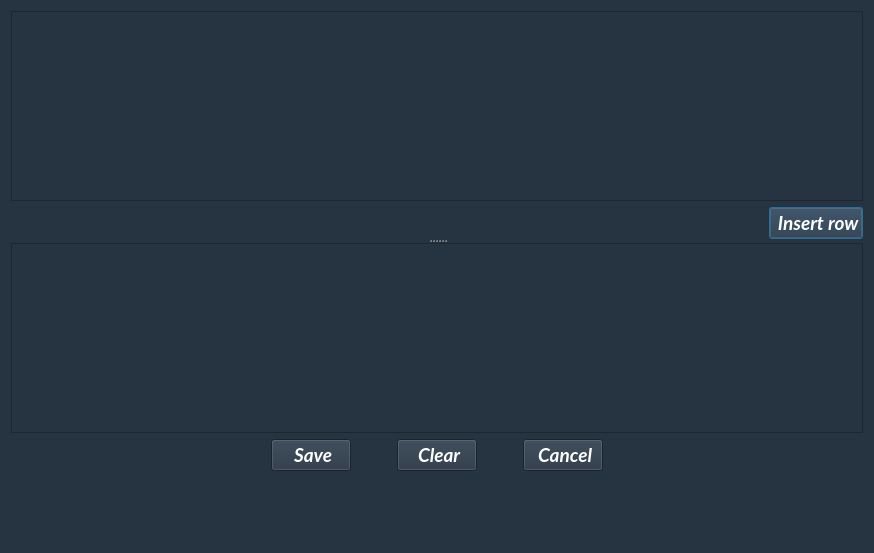
Before: the Qt Designer form dialoginsertionremi.ui in LouisVraie/dbManagerApp, drawn with Qt 5.
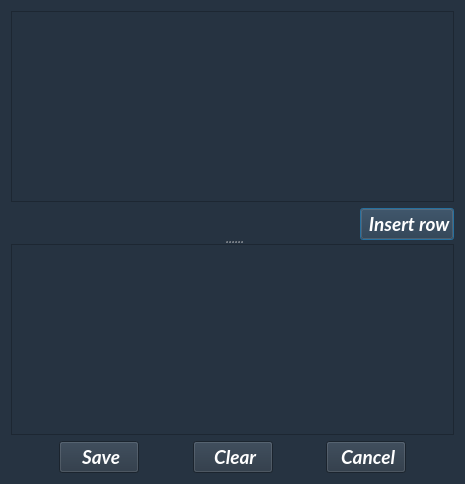
After: the same form once the commit is applied. Icons and pictures are not drawn.

Commit message: ajout et modif splitter mainwindow.ui et dialoginsertionremi.ui

```diff
--- a/dialoginsertionremi.ui
+++ b/dialoginsertionremi.ui
@@ -6,8 +6,8 @@
    <rect>
     <x>0</x>
     <y>0</y>
-    <width>870</width>
-    <height>553</height>
+    <width>465</width>
+    <height>484</height>
    </rect>
   </property>
   <property name="windowTitle">
@@ -21,7 +21,7 @@
    <string notr="true">background-color: rgb(38, 51, 65);
 color: rgb(255, 255, 255);</string>
   </property>
-  <layout class="QVBoxLayout" name="verticalLayout_4">
+  <layout class="QVBoxLayout" name="verticalLayout_3">
    <item>
     <widget class="QSplitter" name="splitter">
      <property name="orientation">
@@ -88,29 +88,25 @@
       </layout>
      </widget>
      <widget class="QWidget" name="">
-      <layout class="QVBoxLayout" name="verticalLayout_3">
-       <item>
-        <widget class="QTextBrowser" name="textBrowserResultatError"/>
-       </item>
-       <item>
-        <layout class="QHBoxLayout" name="horizontalLayout_2">
-         <item>
-          <spacer name="horizontalSpacer_2">
-           <property name="orientation">
-            <enum>Qt::Horizontal</enum>
-           </property>
-           <property name="sizeHint" stdset="0">
-            <size>
-             <width>40</width>
-             <height>20</height>
-            </size>
-           </property>
-          </spacer>
-         </item>
-         <item>
           <layout class="QVBoxLayout" name="verticalLayout">
+       <item>
+        <widget class="QTextBrowser" name="textBrowserResultatError"/>
+       </item>
            <item>
             <layout class="QHBoxLayout" name="horizontalLayout">
+         <item>
+          <spacer name="horizontalSpacer_2">
+           <property name="orientation">
+            <enum>Qt::Horizontal</enum>
+           </property>
+           <property name="sizeHint" stdset="0">
+            <size>
+             <width>40</width>
+             <height>20</height>
+            </size>
+           </property>
+          </spacer>
+         </item>
              <item>
               <widget class="QPushButton" name="pushButtonEnregistrer">
                <property name="font">
@@ -209,10 +205,6 @@
                </property>
               </widget>
              </item>
-            </layout>
-           </item>
-          </layout>
-         </item>
          <item>
           <spacer name="horizontalSpacer_3">
            <property name="orientation">
@@ -232,19 +224,6 @@
      </widget>
     </widget>
    </item>
-   <item>
-    <spacer name="verticalSpacer_3">
-     <property name="orientation">
-      <enum>Qt::Vertical</enum>
-     </property>
-     <property name="sizeHint" stdset="0">
-      <size>
-       <width>852</width>
-       <height>13</height>
-      </size>
-     </property>
-    </spacer>
-   </item>
   </layout>
  </widget>
  <resources>
```
Lines whose indentation alone changed are shown as unchanged. The commit also changes 1 other file.
